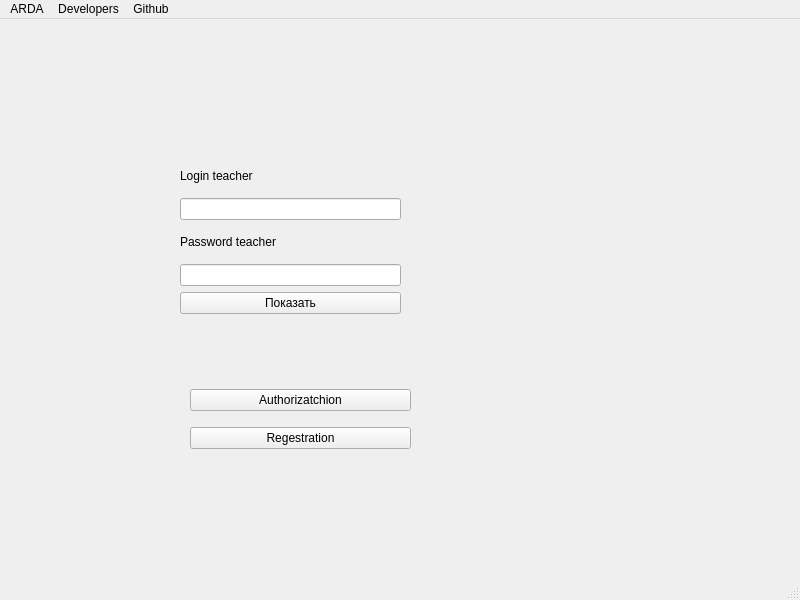
First picture: the form in mainwindow.ui, repository Gerakl1123/ARDA_Stud_Manager, before the edit.
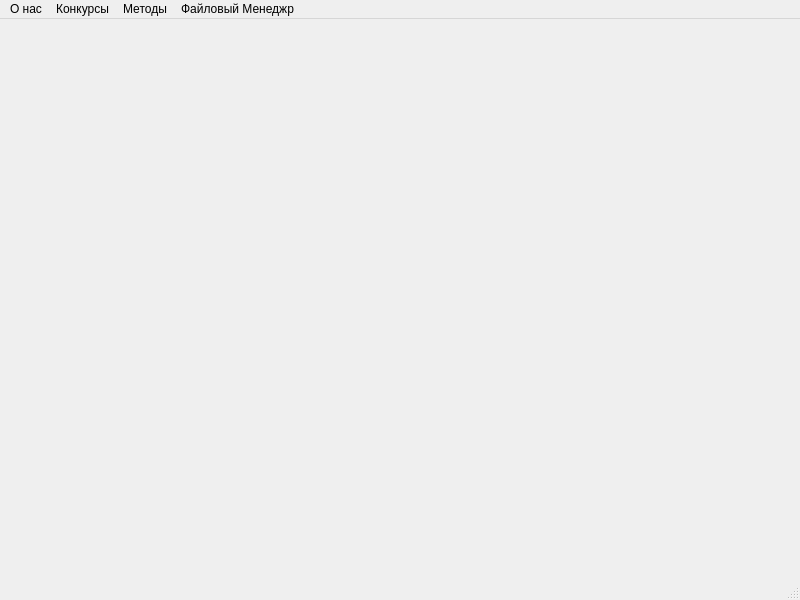
Second picture: the form after the edit.

The edit to the form file:
```diff
--- a/mainwindow.ui
+++ b/mainwindow.ui
@@ -13,73 +13,7 @@
   <property name="windowTitle">
    <string>MainWindow</string>
   </property>
-  <widget class="QWidget" name="centralwidget">
-   <widget class="QWidget" name="verticalLayoutWidget">
-    <property name="geometry">
-     <rect>
-      <x>180</x>
-      <y>140</y>
-      <width>221</width>
-      <height>155</height>
-     </rect>
-    </property>
-    <layout class="QVBoxLayout" name="verticalLayout">
-     <item>
-      <widget class="QLabel" name="label">
-       <property name="text">
-        <string>Login teacher</string>
-       </property>
-      </widget>
-     </item>
-     <item>
-      <widget class="QLineEdit" name="lineEditLogin"/>
-     </item>
-     <item>
-      <widget class="QLabel" name="label_2">
-       <property name="text">
-        <string>Password teacher</string>
-       </property>
-      </widget>
-     </item>
-     <item>
-      <widget class="QLineEdit" name="lineEditPassword"/>
-     </item>
-     <item>
-      <widget class="QPushButton" name="pushButtonShowPassword">
-       <property name="text">
-        <string>Показать</string>
-       </property>
-      </widget>
-     </item>
-    </layout>
-   </widget>
-   <widget class="QWidget" name="verticalLayoutWidget_2">
-    <property name="geometry">
-     <rect>
-      <x>190</x>
-      <y>360</y>
-      <width>221</width>
-      <height>80</height>
-     </rect>
-    </property>
-    <layout class="QVBoxLayout" name="verticalLayout_2">
-     <item>
-      <widget class="QPushButton" name="pushButtonAuth">
-       <property name="text">
-        <string>Authorizatchion</string>
-       </property>
-      </widget>
-     </item>
-     <item>
-      <widget class="QPushButton" name="pushButtonReg">
-       <property name="text">
-        <string>Regestration</string>
-       </property>
-      </widget>
-     </item>
-    </layout>
-   </widget>
-  </widget>
+  <widget class="QWidget" name="centralwidget"/>
   <widget class="QMenuBar" name="menubar">
    <property name="geometry">
     <rect>
@@ -91,22 +25,28 @@
    </property>
    <widget class="QMenu" name="menuARDA">
     <property name="title">
-     <string>ARDA</string>
+     <string>О нас</string>
     </property>
    </widget>
    <widget class="QMenu" name="menuDevelopers">
     <property name="title">
-     <string>Developers</string>
+     <string>Конкурсы</string>
     </property>
    </widget>
    <widget class="QMenu" name="menuGithub">
     <property name="title">
-     <string>Github</string>
+     <string>Методы</string>
+    </property>
+   </widget>
+   <widget class="QMenu" name="menu">
+    <property name="title">
+     <string>Файловый Менеджр</string>
     </property>
    </widget>
    <addaction name="menuARDA"/>
    <addaction name="menuDevelopers"/>
    <addaction name="menuGithub"/>
+   <addaction name="menu"/>
   </widget>
   <widget class="QStatusBar" name="statusbar"/>
  </widget>
```
Left out of the diff: 5 changed lines with no effect on the pictures.
